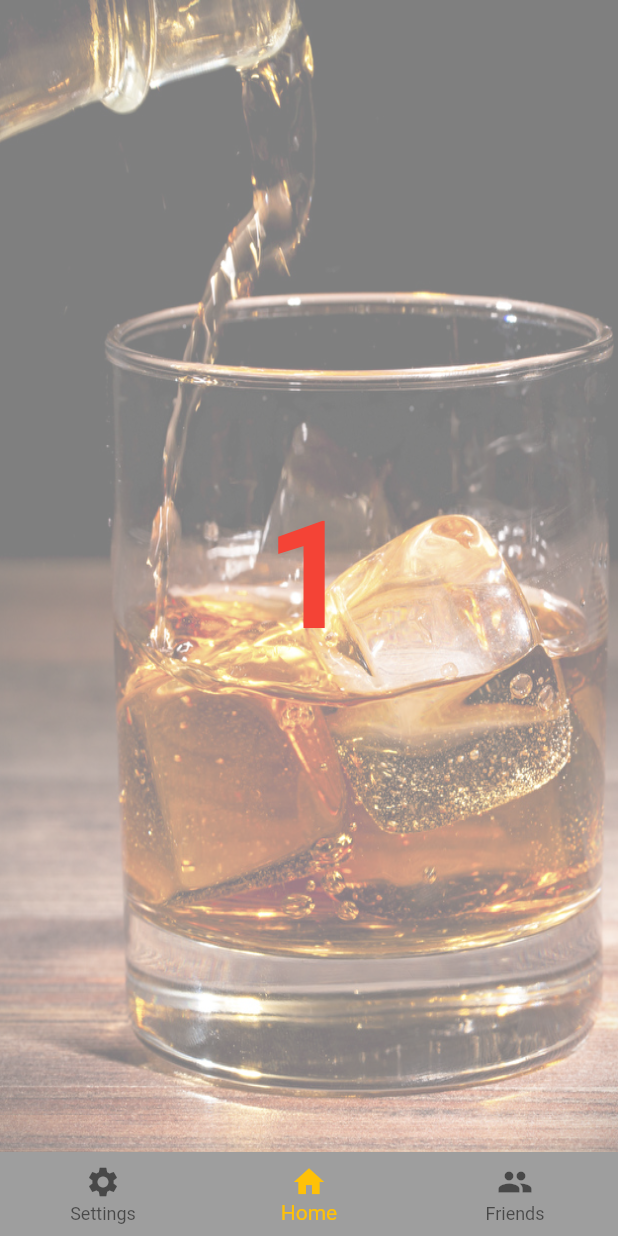
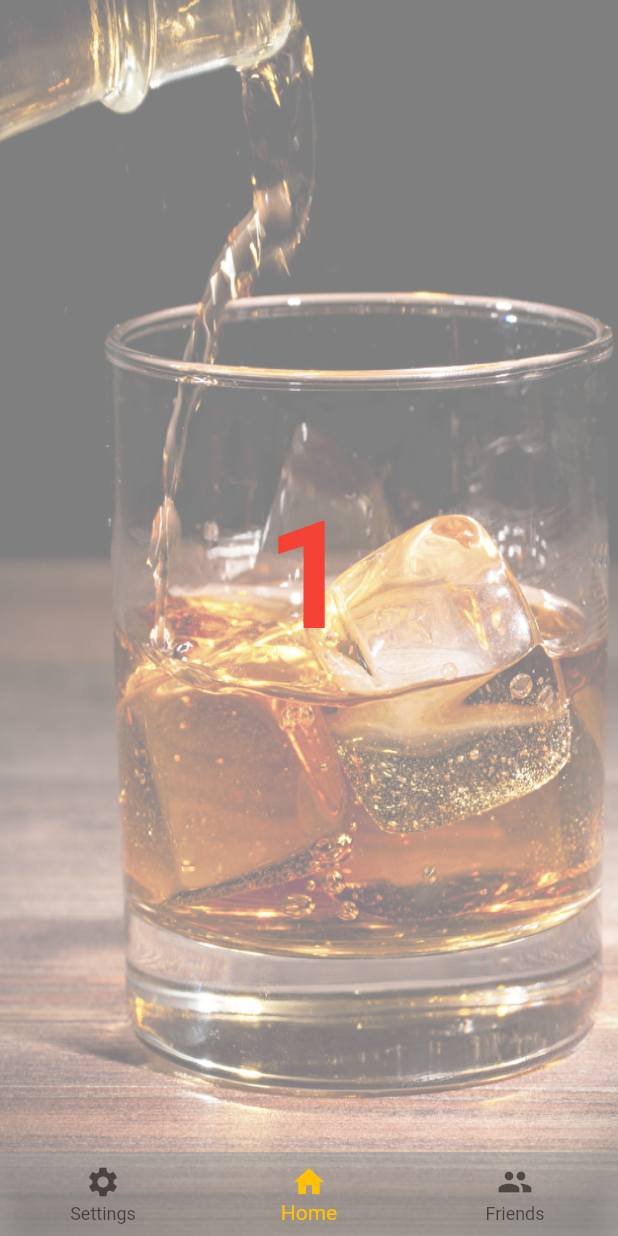
Before and after one commit to gyaur/DrunkGuide, a Flutter app: the MainScreen screen opened by its route, on a phone screen of 412 x 824 dp. Run offline on Flutter 3.47's test engine with Material 2 defaults, Android fonts, the light colour scheme and no system bars.

Commit message:
improved bottomnavbar readability

```diff
--- a/drunk_guide/lib/main_screen.dart
+++ b/drunk_guide/lib/main_screen.dart
@@ -9,6 +9,11 @@ class MainScreen extends StatefulWidget {
 
 class _MainScreenState extends State<MainScreen> {
   int selectedIndex = 1;
+
+  BottomNavigationBarItem bottomNavigationBarItemBuilder(
+          IconData icon, String title) =>
+      BottomNavigationBarItem(icon: Icon(icon), title: Text(title));
+
   @override
   Widget build(BuildContext context) {
     return Container(
@@ -17,7 +22,7 @@ class _MainScreenState extends State<MainScreen> {
             fit: BoxFit.fill,
             image: AssetImage("assets/temp_background.jpg"),
             colorFilter: ColorFilter.mode(
-                Colors.black.withOpacity(0.5), BlendMode.dstATop)),
+                Colors.transparent.withOpacity(0.5), BlendMode.dstATop)),
       ),
       child: Scaffold(
         backgroundColor: Colors.transparent,
@@ -31,15 +36,12 @@ class _MainScreenState extends State<MainScreen> {
         )),
         bottomNavigationBar: BottomNavigationBar(
           items: [
-            BottomNavigationBarItem(
-                icon: Icon(Icons.settings), title: Text("Settings")),
-            BottomNavigationBarItem(
-                icon: Icon(Icons.home), title: Text("Home")),
-            BottomNavigationBarItem(
-                icon: Icon(Icons.people), title: Text("Friends")),
+            bottomNavigationBarItemBuilder(Icons.settings, "Settings"),
+            bottomNavigationBarItemBuilder(Icons.home, "Home"),
+            bottomNavigationBarItemBuilder(Icons.people, "Friends"),
           ],
           selectedItemColor: Colors.amber,
-          backgroundColor: Colors.grey,
+          backgroundColor: Colors.grey.withAlpha(120),
           currentIndex: selectedIndex,
           onTap: (ind) {
             setState(() {
```
